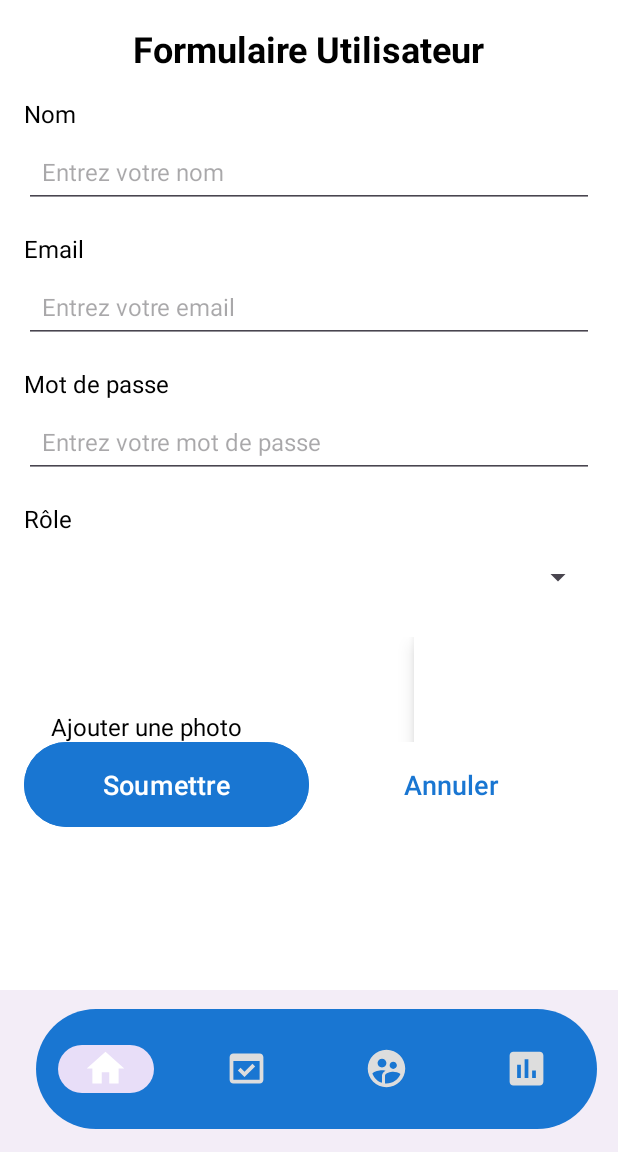
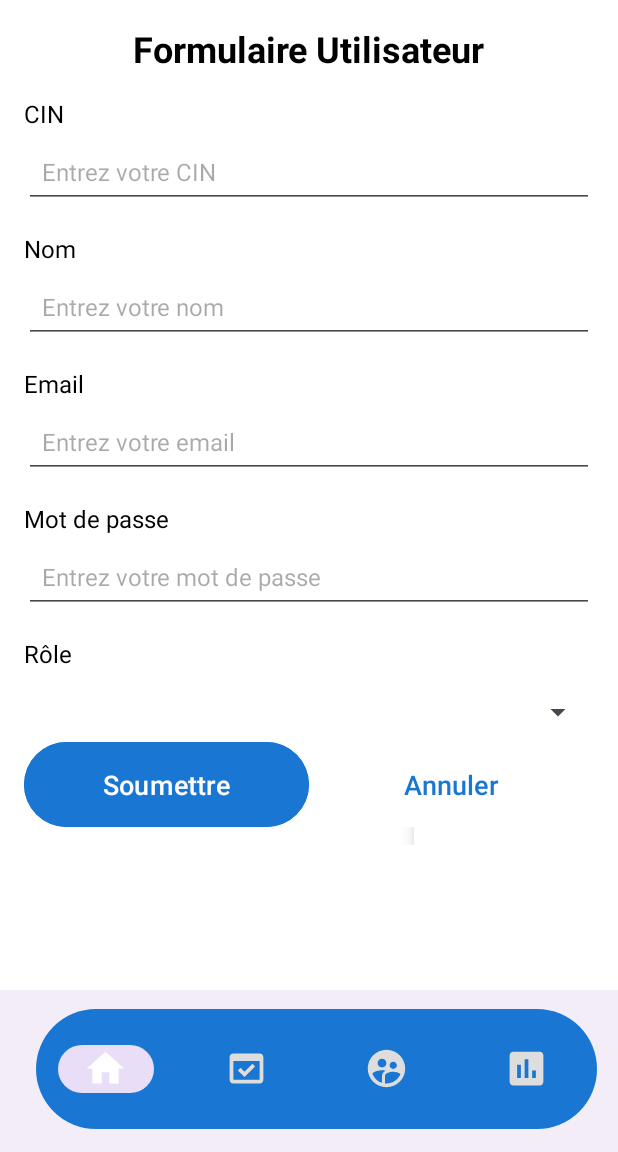
Before and after one commit to MaRoum1111/GestionAbscenceEnseignants, an Android app: the fragment addUserFragment placed in its activity, on a phone screen of 412 x 824 dp, the part 84-1236 px from its top. Run offline under Robolectric (Android 15) with nearby library versions, the phone set to English and light mode, and no system bars; our stand-ins replace Firebase (no records; nobody signed in at launch, a user with empty details on screens opened directly).

Commit message:
ajout CIN

```diff
--- a/app/src/main/java/com/example/gestionabscenceenseignants/Adapter/UsersAdapter.java
+++ b/app/src/main/java/com/example/gestionabscenceenseignants/Adapter/UsersAdapter.java
@@ -4,7 +4,6 @@ import android.view.LayoutInflater;
 import android.view.View;
 import android.view.ViewGroup;
 import android.widget.TextView;
-
 import androidx.annotation.NonNull;
 import androidx.recyclerview.widget.RecyclerView;
 
--- a/app/src/main/java/com/example/gestionabscenceenseignants/view/addUserFragment.java
+++ b/app/src/main/java/com/example/gestionabscenceenseignants/view/addUserFragment.java
@@ -23,7 +23,7 @@ import com.example.gestionabscenceenseignants.model.User;
 
 public class addUserFragment extends Fragment {
 
-    private EditText editTextName, editTextEmail, editTextPassword;
+    private EditText editTextCIN,editTextName, editTextEmail, editTextPassword;
     private Spinner spinnerRole;
     private Button btnSubmit, btnCancel;
     private Uri profilePhotoUri; // URI pour stocker l'image du profil
@@ -39,6 +39,7 @@ public class addUserFragment extends Fragment {
         View view = inflater.inflate(R.layout.fragment_add_user, container, false);
 
         // Initialisation des champs de formulaire
+        editTextCIN=view.findViewById(R.id.editTextCIN);
         editTextName = view.findViewById(R.id.editTextName);
         editTextEmail = view.findViewById(R.id.editTextEmail);
         editTextPassword = view.findViewById(R.id.editTextPassword);
@@ -71,13 +72,14 @@ public class addUserFragment extends Fragment {
         // Gestion du clic sur le bouton "Submit"
         btnSubmit.setOnClickListener(v -> {
             // Récupération des valeurs du formulaire
+            String cin=editTextCIN.getText().toString().trim();
             String name = editTextName.getText().toString().trim();
             String email = editTextEmail.getText().toString().trim();
             String password = editTextPassword.getText().toString().trim();
             String role = spinnerRole.getSelectedItem().toString();
 
             // Validation simple des champs
-            if (TextUtils.isEmpty(name) || TextUtils.isEmpty(email) || TextUtils.isEmpty(password)) {
+            if (TextUtils.isEmpty(cin)||TextUtils.isEmpty(name) || TextUtils.isEmpty(email) || TextUtils.isEmpty(password)) {
                 Toast.makeText(getContext(), "Tous les champs doivent être remplis", Toast.LENGTH_SHORT).show();
                 return;
             }
@@ -92,7 +94,7 @@ public class addUserFragment extends Fragment {
             String photoUriString = profilePhotoUri != null ? profilePhotoUri.toString() : null;
 
             // Création d'un nouvel utilisateur
-            User newUser = new User(null, name, email, password, role, photoUriString);
+            User newUser = new User(cin, name, email, password, role, photoUriString);
 
             // Ajout de l'utilisateur à la base de données via le ViewModel
             userViewModel.addUser(newUser);
@@ -112,6 +114,7 @@ public class addUserFragment extends Fragment {
 
     private void clearForm() {
         // Réinitialisation des champs du formulaire
+        editTextCIN.setText("");
         editTextName.setText("");
         editTextEmail.setText("");
         editTextPassword.setText("");
--- a/app/src/main/res/layout/fragment_add_user.xml
+++ b/app/src/main/res/layout/fragment_add_user.xml
@@ -19,6 +19,33 @@
         app:layout_constraintEnd_toEndOf="parent"
         android:layout_marginBottom="16dp" />
 
+    <!-- Champ CIN -->
+    <TextView
+        android:id="@+id/cinLabel"
+        android:layout_width="wrap_content"
+        android:layout_height="wrap_content"
+        android:text="CIN"
+        android:textSize="16sp"
+        android:textColor="@color/black"
+        app:layout_constraintTop_toBottomOf="@+id/titleTextView"
+        app:layout_constraintStart_toStartOf="parent"
+        android:layout_marginTop="16dp" />
+
+    <EditText
+        android:id="@+id/editTextCIN"
+        android:layout_width="0dp"
+        android:layout_height="wrap_content"
+        android:hint="Entrez votre CIN"
+        android:inputType="number"
+        android:padding="12dp"
+        android:minHeight="48dp"
+        android:textColor="@color/black"
+        android:textSize="16sp"
+        app:layout_constraintTop_toBottomOf="@id/cinLabel"
+        app:layout_constraintStart_toStartOf="parent"
+        app:layout_constraintEnd_toEndOf="parent"
+        android:layout_marginTop="4dp" />
+
     <!-- Champ Nom -->
     <TextView
         android:id="@+id/nameLabel"
@@ -27,7 +54,7 @@
         android:text="Nom"
         android:textSize="16sp"
         android:textColor="@color/black"
-        app:layout_constraintTop_toBottomOf="@id/titleTextView"
+        app:layout_constraintTop_toBottomOf="@+id/editTextCIN"
         app:layout_constraintStart_toStartOf="parent"
         android:layout_marginTop="16dp" />
 
```
Also changed, not shown: app/src/main/java/com/example/gestionabscenceenseignants/Repository/UserRepository.java (+13 -5 lines), app/src/main/java/com/example/gestionabscenceenseignants/model/User.java (+9 -11 lines).
